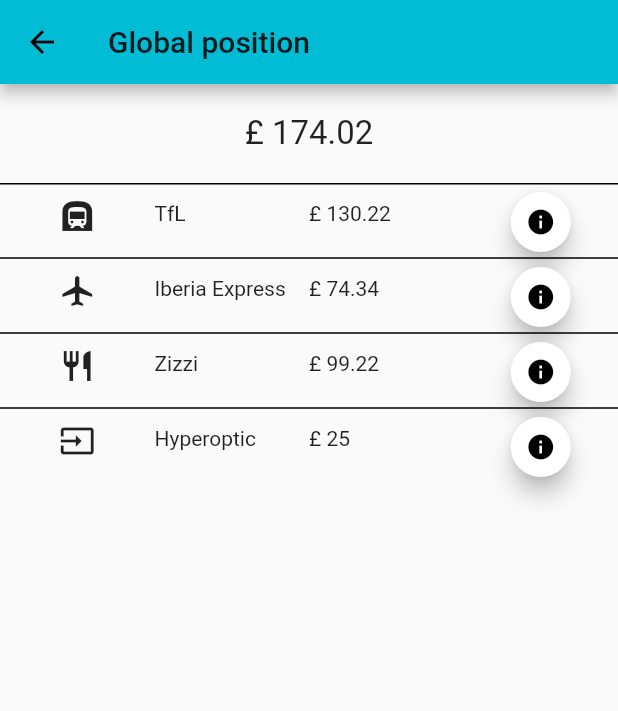
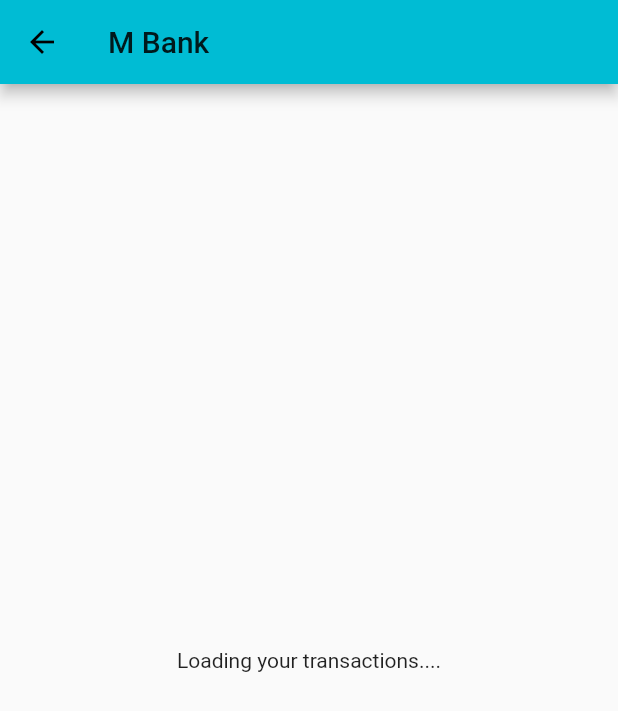
Before and after one commit to martinjuiz/m-bank, a Flutter app: the screen it shows after launch, after a tap on the "person" icon, on a phone screen of 412 x 824 dp. Shown: the top 711 px of the screen. Run offline on Flutter 3.47's test engine with Material 2 defaults, Android fonts, the phone set to English and light mode, and no system bars; our stand-ins replace flutter_money_formatter; missing offline and left inert: flutter_maps; network calls fail.

Commit message:
Integrated transactions endpoint

```diff
--- a/lib/global_postition/GlobalPositionPageState.dart
+++ b/lib/global_postition/GlobalPositionPageState.dart
@@ -1,4 +1,5 @@
 import 'package:flutter/material.dart';
+import 'package:m_bank/common_components/BottonNavigationWidget.dart';
 import 'package:m_bank/global_postition/GlobalPositionWidget.dart';
 import 'package:m_bank/global_postition/TransactionsWidget.dart';
 
@@ -13,18 +14,23 @@ class GlobalPositionPageState extends State<GlobalPositionPage> {
       ),
       body: Center(
         child: Column(
-//          mainAxisAlignment: MainAxisAlignment.center,
+//          mainAxisAlignment: MainAxisAlignment.spaceAround,
           children: <Widget>[
             Align(
-                alignment: Alignment.topCenter,
-                child: Padding(
-                    padding: EdgeInsets.all(20),
-                    child: GlobalPositionWidget())),
-            Align(
-                alignment: Alignment.bottomCenter, child: TransactionsWidget())
+              alignment: Alignment.center,
+              heightFactor: 5,
+              child: GlobalPositionWidget(),
+            ),
+            Expanded(
+                  flex: 2,
+                  child: Container(
+                    child: TransactionsWidget()
+                  ),
+            )
           ],
         ),
       ),
+      bottomNavigationBar: BottonNavigationWidget(),
     );
   }
 }
--- a/lib/global_postition/TransactionsWidget.dart
+++ b/lib/global_postition/TransactionsWidget.dart
@@ -1,14 +1,66 @@
-import 'dart:math';
+import 'dart:convert';
+import 'package:flutter_money_formatter/flutter_money_formatter.dart';
+import 'package:http/http.dart' as http;
+import 'package:flutter/material.dart';
+import 'package:m_bank/transctions_details/TransactionDetailButtonWidget.dart';
+import 'package:m_bank/transctions_details/TransactionDetailPage.dart';
 
-import 'package:flutter/material.dart';
-import 'package:m_bank/transctions_details/TransactionDetailPage.dart';
+import 'model/Transaction.dart';
 
 class TransactionsWidget extends StatelessWidget {
   final BorderSide topSide =
       BorderSide(color: Colors.black, width: 1, style: BorderStyle.solid);
 
+  Future<List<Transaction>> fetchRecentTransactions() async {
+    final response = await http.get('http://192.168.1.100:8080/transactions');
+
+    if (response.statusCode == 200) {
+      // If server returns an OK response, parse the JSON.
+      return (json.decode(response.body) as List).map((i) =>
+          Transaction.fromJson(i)).toList();
+
+    } else {
+      // If that response was not OK, throw an error.
+      throw Exception('Failed to load global position...');
+    }
+  }
+
+  String formatAmount(double amount) {
+
+    return FlutterMoneyFormatter(
+              settings: MoneyFormatterSettings(symbol: "£"),
+              amount: amount)
+        .output.symbolOnLeft;
+  }
+
   @override
   Widget build(BuildContext context) {
+
+    return FutureBuilder<List<Transaction>> (
+
+        future: fetchRecentTransactions(),
+        builder: (BuildContext context, AsyncSnapshot<List<Transaction>> snapshot) {
+          List<TableRow> children = new List();
+
+          if(snapshot.hasData) {
+            List<Transaction> transactions = snapshot.data;
+            transactions.forEach( (tx) {
+                children.add( buildTransactionLayout(tx) );
+            });
+            return buildTransactionsTable(children);
+          }
+          else if(snapshot.hasError) {
+
+            return buildTransactionsTable(children);
+          }
+
+          return buildTransactionsTable(children);
+
+        });
+
+  }
+
+  Table buildTransactionsTable(List<TableRow> children) {
     return Table(
               border: TableBorder(
                       top: topSide,
@@ -16,85 +68,52 @@ class TransactionsWidget extends StatelessWidget {
                       bottom: BorderSide.none,
                       left: BorderSide.none,
                       horizontalInside: topSide,
-          verticalInside: BorderSide.none),
-      children: [
-        TableRow(children: [
-          Padding(
-              padding: EdgeInsets.fromLTRB(0, 10, 0, 0),
-              child: Icon(Icons.subway)),
-          Padding(
-              padding: EdgeInsets.fromLTRB(0, 12, 0, 0), child: Text("TfL")),
-          Padding(
-              padding: EdgeInsets.fromLTRB(0, 12, 0, 0),
-              child: Text("£ 130.22")),
-          Padding(
-              padding: EdgeInsets.fromLTRB(0, 2, 0, 0),
-              child: TransactionDetailButtonWidget(id: "1"))
-        ]),
-        TableRow(children: [
-          Padding(
-              padding: EdgeInsets.fromLTRB(0, 10, 0, 0),
-              child: Icon(Icons.airplanemode_active)),
-          Padding(
-              padding: EdgeInsets.fromLTRB(0, 12, 0, 0),
-              child: Text("Iberia Express")),
-          Padding(
-              padding: EdgeInsets.fromLTRB(0, 12, 0, 0),
-              child: Text("£ 74.34")),
-          Padding(
-              padding: EdgeInsets.fromLTRB(0, 2, 0, 0),
-              child: TransactionDetailButtonWidget(id: "10"))
-        ]),
-        TableRow(children: [
-          Padding(
-              padding: EdgeInsets.fromLTRB(0, 10, 0, 0),
-              child: Icon(Icons.restaurant)),
-          Padding(
-              padding: EdgeInsets.fromLTRB(0, 12, 0, 0), child: Text("Zizzi")),
-          Padding(
-              padding: EdgeInsets.fromLTRB(0, 12, 0, 0),
-              child: Text("£ 99.22")),
-          Padding(
-              padding: EdgeInsets.fromLTRB(0, 2, 0, 0),
-              child: TransactionDetailButtonWidget(id: "100"))
-        ]),
-        TableRow(children: [
-          Padding(
-              padding: EdgeInsets.fromLTRB(0, 10, 0, 0),
-              child: Icon(Icons.input)),
-          Padding(
-              padding: EdgeInsets.fromLTRB(0, 12, 0, 0),
-              child: Text("Hyperoptic")),
-          Padding(
-              padding: EdgeInsets.fromLTRB(0, 12, 0, 0), child: Text("£ 25")),
-          Padding(
-              padding: EdgeInsets.fromLTRB(0, 2, 0, 0),
-              child: TransactionDetailButtonWidget(id: "1000"))
-        ])
-      ],
-    );
+                      verticalInside: BorderSide.none
+                    ),
+              children: children);
+  }
+
+  Icon selectTxIcon(String type) {
+
+    if("TRANSPORT" == type) {
+      return Icon(Icons.subway);
+    }
+    else if("GROCERIES" == type) {
+      return Icon(Icons.fastfood);
+    }
+    else if("PERSONAL_CARE" == type) {
+      return Icon(Icons.person);
+    }
+    else if("FINANCES" == type) {
+      return Icon(Icons.money_off);
+    }
+    else if("SALARY" == type) {
+      return Icon(Icons.send);
+    }
+    else if("BILLS" == type) {
+      return Icon(Icons.credit_card);
+    }
+    else if("EATING_OUT" == type) {
+      return Icon(Icons.restaurant);
+    }
+    else if("ENTERTAINMENT" == type) {
+      return Icon(Icons.music_video);
     }
   }
 
-class TransactionDetailButtonWidget extends StatelessWidget {
-  const TransactionDetailButtonWidget({
-    Key key,
-    this.id,
-  }) : super(key: key);
-
-  final String id;
-
-  @override
-  Widget build(BuildContext context) {
-    return FloatingActionButton(
-      onPressed: () {
-        Navigator.push(context,
-            MaterialPageRoute(builder: (context) => TransactionDetailPage()));
-      },
-      backgroundColor: Colors.white,
-      mini: true,
-      heroTag: "btn-view-detail-" + this.id,
-      child: Icon(Icons.info, size: 20),
-    );
+  TableRow buildTransactionLayout(Transaction tx) {
+    return TableRow(children: [
+                  Padding(
+                      padding: EdgeInsets.fromLTRB(0, 10, 0, 0),
+                      child: selectTxIcon(tx.type)),
+                  Padding(
+                      padding: EdgeInsets.fromLTRB(0, 12, 0, 0), child: Text(tx.merchant)),
+                  Padding(
+                      padding: EdgeInsets.fromLTRB(0, 12, 0, 0),
+                      child: Text(formatAmount(tx.amount))),
+                  Padding(
+                      padding: EdgeInsets.fromLTRB(0, 2, 0, 0),
+                      child: TransactionDetailButtonWidget(id: tx.id))
+                ]);
   }
 }
--- /dev/null
+++ b/lib/login/AuthenticatingPage.dart
@@ -0,0 +1,33 @@
+import 'package:flutter/cupertino.dart';
+import 'package:flutter/material.dart';
+
+import '../global_postition/GlobalPositionPageState.dart';
+
+class AuthenticatingPage extends StatefulWidget {
+  AuthenticatingPage({Key key}) : super(key: key);
+
+  @override
+  State<StatefulWidget> createState() {
+    return AuthenticatingPageState();
+  }
+}
+
+class AuthenticatingPageState extends State<AuthenticatingPage> {
+  @override
+  Widget build(BuildContext context) {
+    return Scaffold(
+      appBar: AppBar(
+        title: Text("M Bank"),
+      ),
+      body: Center(
+        child: Column(
+          mainAxisAlignment: MainAxisAlignment.spaceAround,
+          children: <Widget>[
+            Align(
+                alignment: Alignment.center, child: Text("Loading your transactions...."))
+          ],
+        ),
+      ),
+    );
+  }
+}
--- a/lib/login/LoginButtonWidget.dart
+++ b/lib/login/LoginButtonWidget.dart
@@ -1,4 +1,5 @@
 import 'package:flutter/material.dart';
+import 'package:m_bank/login/AuthenticatingPage.dart';
 import 'package:m_bank/global_postition/GlobalPositionPage.dart';
 
 class LoginButtonWidget extends StatelessWidget {
@@ -11,10 +12,20 @@ class LoginButtonWidget extends StatelessWidget {
     return FloatingActionButton(
       heroTag: "btnLogin",
       onPressed: () {
+
         Navigator.push(
           context,
-          MaterialPageRoute(builder: (context) => GlobalPositionPage()),
+          MaterialPageRoute(builder: (context) => AuthenticatingPage()),
         );
+
+        Future.delayed(const Duration(milliseconds: 3000), () {
+          Navigator.push(
+            context,
+            MaterialPageRoute(builder: (context) => GlobalPositionPage()),
+          );
+
+        });
+
       },
       tooltip: 'Login',
       child: Icon(Icons.person),
--- a/lib/main.dart
+++ b/lib/main.dart
@@ -13,7 +13,7 @@ class MyApp extends StatelessWidget {
   @override
   Widget build(BuildContext context) {
     return MaterialApp(
-      title: 'Flutter Demo',
+      title: 'M Bank',
       theme: ThemeData(
         // This is the theme of your application.
         //
@@ -26,7 +26,7 @@ class MyApp extends StatelessWidget {
         // is not restarted.
         primarySwatch: Colors.cyan,
       ),
-      home: MyHomePage(title: 'Flutter Demo Home Page'),
+      home: MyHomePage(title: 'M Bank'),
     );
   }
 }
@@ -83,53 +83,62 @@ class _MyHomePageState extends State<MyHomePage> {
 //  }
   @override
   Widget build(BuildContext context) {
-    // This method is rerun every time setState is called, for instance as done
-    // by the _incrementCounter method above.
-    //
-    // The Flutter framework has been optimized to make rerunning build methods
-    // fast, so that you can just rebuild anything that needs updating rather
-    // than having to individually change instances of widgets.
+
     return Scaffold(
         appBar: AppBar(
-          // Here we take the value from the MyHomePage object that was created by
-          // the App.build method, and use it to set our appbar title.
           title: Text(widget.title),
         ),
         body: Center(
-          // Center is a layout widget. It takes a single child and positions it
-          // in the middle of the parent.
           child: Column(
-            // Column is also a layout widget. It takes a list of children and
-            // arranges them vertically. By default, it sizes itself to fit its
-            // children horizontally, and tries to be as tall as its parent.
-            //
-            // Invoke "debug painting" (press "p" in the console, choose the
-            // "Toggle Debug Paint" action from the Flutter Inspector in Android
-            // Studio, or the "Toggle Debug Paint" command in Visual Studio Code)
-            // to see the wireframe for each widget.
-            //
-            // Column has various properties to control how it sizes itself and
-            // how it positions its children. Here we use mainAxisAlignment to
-            // center the children vertically; the main axis here is the vertical
-            // axis because Columns are vertical (the cross axis would be
-            // horizontal).
             mainAxisAlignment: MainAxisAlignment.center,
             children: <Widget>[
-//            Text(
-//              'You have pushed the button this many times:',
-//            ),
-//            Text(
-//              '$_counter',
-//              style: Theme.of(context).textTheme.display1,
-//            ),
+              Container(
+                width: 300,
+                child: TextField(
+                    enableSuggestions: false,
+                    autocorrect: false,
+                    keyboardType: TextInputType.number,
+                    maxLength: 10,
+                    decoration: InputDecoration(
+                      labelText: "User ID",
+                      icon: Icon(Icons.person),
+                      counterText: "",
+                    ),
+                    style: TextStyle(
+                      color: Colors.black54,
+                      letterSpacing: 1
+                    )
+                ),
+              ),
+              Container(
+                width: 300,
+                child: TextField(
+                    enableSuggestions: false,
+                    autocorrect: false,
+                    keyboardType: TextInputType.text,
+                    obscureText: true,
+                    maxLength: 20,
+                    decoration: InputDecoration(
+                      labelText: "Password",
+                      icon: Icon(Icons.person),
+                      counterText: "",
+                    ),
+                    style: TextStyle(
+                        color: Colors.black54,
+                        letterSpacing: 1
+                    )
+                ),
+              ),
+              Container(
+                child: Padding(
+                  padding: EdgeInsets.fromLTRB(0, 40, 0, 0),
+                  child: LoginButtonWidget(),
+                ),
+              )
             ],
           ),
-        ),
-        floatingActionButton: FloatingActionButton(
-//        onPressed: _incrementCounter,
-          tooltip: 'Increment',
-          child: Icon(Icons.add),
         ), // This trailing comma makes auto-formatting nicer for build methods.
-        persistentFooterButtons: <Widget>[LoginButtonWidget()]);
+//        persistentFooterButtons: <Widget>[LoginButtonWidget()]
+    );
   }
 }
--- a/pubspec.yaml
+++ b/pubspec.yaml
@@ -17,6 +17,7 @@ environment:
   sdk: ">=2.1.0 <3.0.0"
 
 dependencies:
+  http: ^0.12.0+4
   flutter_maps: ^0.1.0
   flutter_money_formatter: ^0.8.3
 #  local_auth: ^0.6.0
```
Also changed, not shown: lib/common_components/BottonNavigationWidget.dart (added, +19 -0 lines), lib/global_postition/GlobalPositionWidget.dart (+40 -5 lines), lib/global_postition/model/GlobalPosition.dart (added, +13 -0 lines), lib/global_postition/model/Transaction.dart (added, +29 -0 lines), lib/transctions_details/TransactionDetailButtonWidget.dart (added, +26 -0 lines), pubspec.lock, 4 other files. Lines whose indentation alone changed are shown as unchanged.
